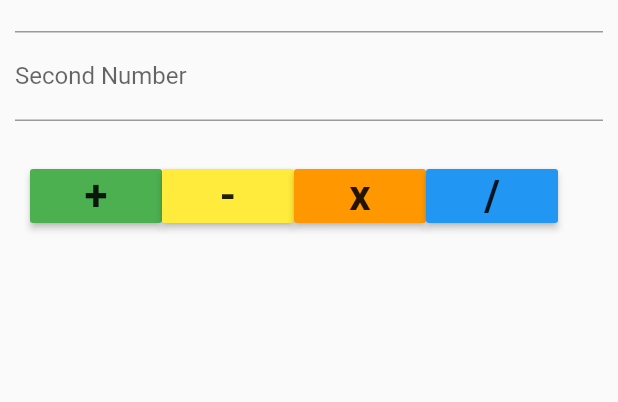
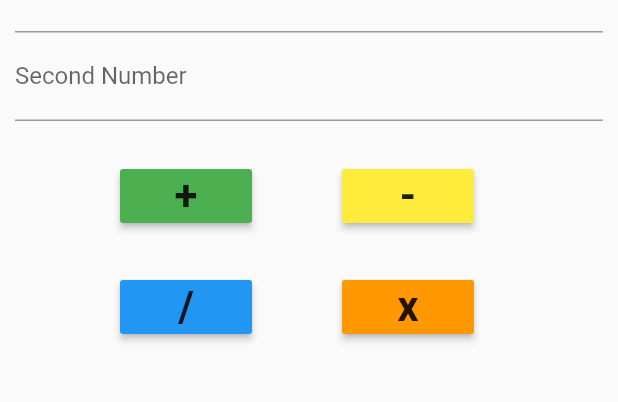
Before and after one commit to MilanPokharna/firstflutterapp, a Flutter app: the screen it shows after launch, on a phone screen of 412 x 824 dp, the part 200-602 px from its top. Run offline on Flutter 3.47's test engine with Material 2 defaults, Android fonts, the phone set to English and light mode, and no system bars.

Commit message:
new Commit

```diff
--- a/lib/main.dart
+++ b/lib/main.dart
@@ -106,6 +106,7 @@ class _myAppState extends State<myApp> {
               new Row(children: <Widget>[
                 new Padding(
                     padding: const EdgeInsets.only(top: 100.0, left: 10.0)),
+                SizedBox(width: 60.0),
                 new RaisedButton(
                     child: new Text(
                       "+",
@@ -116,6 +117,7 @@ class _myAppState extends State<myApp> {
                     onPressed: () {
                       add();
                     }),
+                SizedBox(width: 60.0),
                 new RaisedButton(
                     child: new Text(
                       "-",
@@ -126,6 +128,24 @@ class _myAppState extends State<myApp> {
                     onPressed: () {
                       sub();
                     }),
+                ]
+              ),
+                new Row(
+                  children: <Widget>[
+                    new Padding(
+                        padding: const EdgeInsets.only( left: 10.0)),
+                    SizedBox(width: 60.0),
+                    new RaisedButton(
+                        child: new Text(
+                          "/",
+                          style: TextStyle(
+                              fontSize: 28.0, fontWeight: FontWeight.bold),
+                        ),
+                        color: Colors.blue,
+                        onPressed: () {
+                          div();
+                        }),
+                    SizedBox(width: 60.0),
                     new RaisedButton(
                         child: new Text(
                           "x",
@@ -136,17 +156,8 @@ class _myAppState extends State<myApp> {
                         onPressed: () {
                           mul();
                         }),
-                new RaisedButton(
-                    child: new Text(
-                      "/",
-                      style: TextStyle(
-                          fontSize: 28.0, fontWeight: FontWeight.bold),
-                    ),
-                    color: Colors.blue,
-                    onPressed: () {
-                      div();
-                    }),
                   ]),
+              SizedBox(height: 30.0),
               new Text(
                 "$_text",
                 style: TextStyle(
```
Lines whose indentation alone changed are shown as unchanged.
